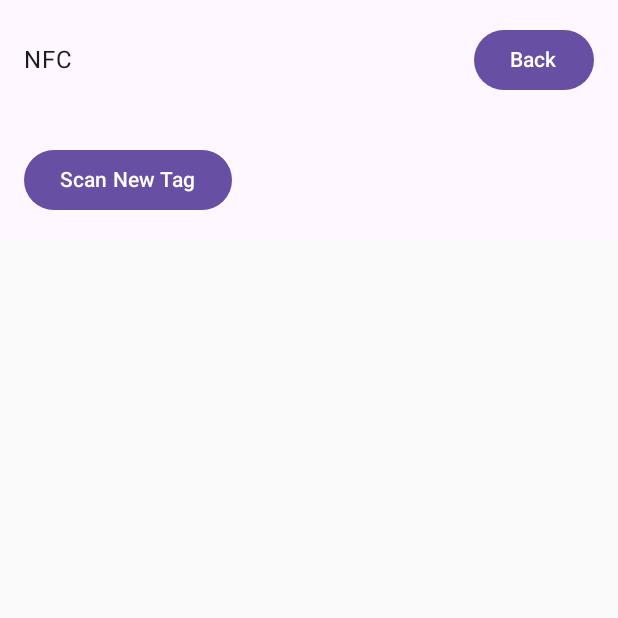
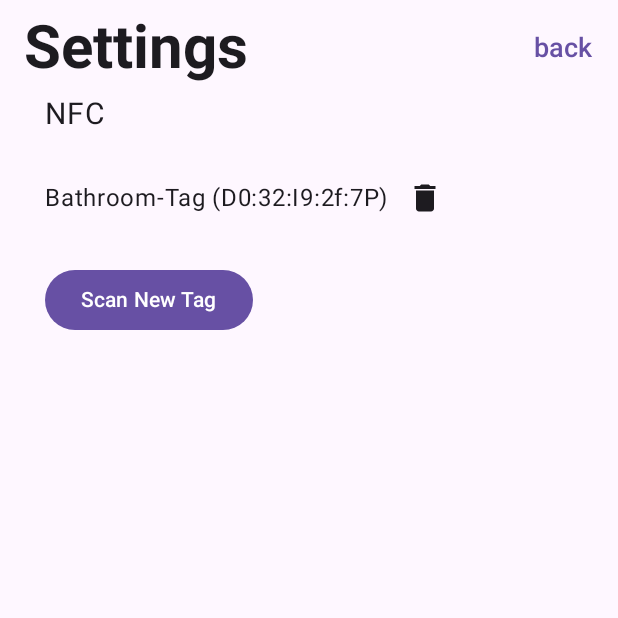
Before and after one commit to jansigi/TagAlarm, an Android app built with Jetpack Compose: the SettingsScreen screen opened through its navigation route, on a phone screen of 412 x 824 dp, the top half of it. Run offline under Robolectric (Android 15) with nearby library versions, the light colour scheme and no system bars; our stand-ins replace Dagger/Hilt's generated code, Room's generated code.

Commit message:
add TopBar to settings

```diff
--- a/app/src/main/java/ch/js/tagalarm/ui/component/HomeScreen.kt
+++ b/app/src/main/java/ch/js/tagalarm/ui/component/HomeScreen.kt
@@ -43,7 +43,7 @@ fun HomeScreen(
                 title = {
                     Text(
                         text = "TagAlarm",
-                        fontSize = 50.sp,
+                        fontSize = 40.sp,
                         fontWeight = FontWeight.Bold,
                     )
                 },
--- a/app/src/main/java/ch/js/tagalarm/ui/component/NfcScanScreen.kt
+++ b/app/src/main/java/ch/js/tagalarm/ui/component/NfcScanScreen.kt
@@ -69,7 +69,7 @@ fun NfcScanScreen(
                 scannedSerial = serialNumber
                 val foundAlarm = alarms.find { it.id == alarmId }
                 if (foundAlarm == null) {
-                    alarmViewModel.addNfcTag(
+                    alarmViewModel.saveNfcTag(
                         name = "NFC Tag",
                         serialNumber = serialNumber,
                     )
--- a/app/src/main/java/ch/js/tagalarm/ui/component/SettingsScreen.kt
+++ b/app/src/main/java/ch/js/tagalarm/ui/component/SettingsScreen.kt
@@ -10,42 +10,73 @@ import androidx.compose.foundation.lazy.items
 import androidx.compose.material.icons.Icons
 import androidx.compose.material.icons.filled.Delete
 import androidx.compose.material3.Button
+import androidx.compose.material3.ExperimentalMaterial3Api
 import androidx.compose.material3.Icon
 import androidx.compose.material3.IconButton
+import androidx.compose.material3.Scaffold
 import androidx.compose.material3.Text
+import androidx.compose.material3.TextButton
+import androidx.compose.material3.TopAppBar
 import androidx.compose.runtime.Composable
 import androidx.compose.runtime.collectAsState
 import androidx.compose.runtime.getValue
 import androidx.compose.ui.Alignment
 import androidx.compose.ui.Modifier
+import androidx.compose.ui.text.font.FontWeight
 import androidx.compose.ui.unit.dp
+import androidx.compose.ui.unit.sp
 import androidx.navigation.NavController
 import ch.js.tagalarm.ui.Screen
 import ch.js.tagalarm.viewmodel.AlarmViewModel
 
+@OptIn(ExperimentalMaterial3Api::class)
 @Composable
 fun SettingsScreen(
     navController: NavController,
     alarmViewModel: AlarmViewModel,
 ) {
     val nfcTags by alarmViewModel.nfcTags.collectAsState()
+    alarmViewModel.saveNfcTag("Bathroom-Tag", "D0:32:I9:2f:7P")
 
+    Scaffold(
+        topBar = {
+            TopAppBar(
+                title = {
+                    Text(
+                        text = "Settings",
+                        fontSize = 40.sp,
+                        fontWeight = FontWeight.Bold,
+                    )
+                },
+                actions = {
+                    TextButton(
+                        onClick = {
+                            navController.navigate(Screen.HOME.route)
+                        },
+                    ) {
+                        Text(
+                            text = "back",
+                            fontSize = 18.sp,
+                            fontWeight = FontWeight.Medium,
+                        )
+                    }
+                },
+            )
+        },
+    ) { innerPadding ->
         Column(
             modifier = Modifier
-            .padding(16.dp),
+                .padding(innerPadding)
+                .padding(start = 30.dp),
         ) {
-        // Top row: "NFC" title + Back button
             Row(
                 verticalAlignment = Alignment.CenterVertically,
                 modifier = Modifier.fillMaxWidth(),
             ) {
                 Text(
                     text = "NFC",
-                modifier = Modifier.weight(1f),
+                    fontSize = 20.sp
                 )
-            Button(onClick = { navController.navigate(Screen.HOME.route) }) {
-                Text(text = "Back")
-            }
             }
 
             Spacer(modifier = Modifier.padding(8.dp))
@@ -58,11 +89,7 @@ fun SettingsScreen(
                             .fillMaxWidth()
                             .padding(vertical = 4.dp),
                     ) {
-                    Text(
-                        text = tag.name,
-                        modifier = Modifier.weight(1f),
-                    )
-                    Text(text = tag.serialNumber)
+                        Text(text = "${tag.name} (${tag.serialNumber})" )
                         IconButton(
                             onClick = {
                                 alarmViewModel.deleteNfcTag(tag.serialNumber)
@@ -70,6 +97,11 @@ fun SettingsScreen(
                         ) {
                             Icon(Icons.Default.Delete, contentDescription = "Delete Tag")
                         }
+                    }
+                }
+                if (nfcTags.isEmpty()) {
+                    item {
+                        Text(text = "No Tag yet.")
                     }
                 }
             }
@@ -85,3 +117,4 @@ fun SettingsScreen(
             }
         }
     }
+}
--- a/app/src/main/java/ch/js/tagalarm/viewmodel/AlarmViewModel.kt
+++ b/app/src/main/java/ch/js/tagalarm/viewmodel/AlarmViewModel.kt
@@ -73,7 +73,7 @@ class AlarmViewModel @Inject constructor(
         }
     }
 
-    fun addNfcTag(name: String, serialNumber: String) {
+    fun saveNfcTag(name: String, serialNumber: String) {
         viewModelScope.launch {
             alarmRepository.saveNfc(NfcTag(serialNumber, name))
             loadAllNfcTags()
```
Lines whose indentation alone changed are shown as unchanged.
